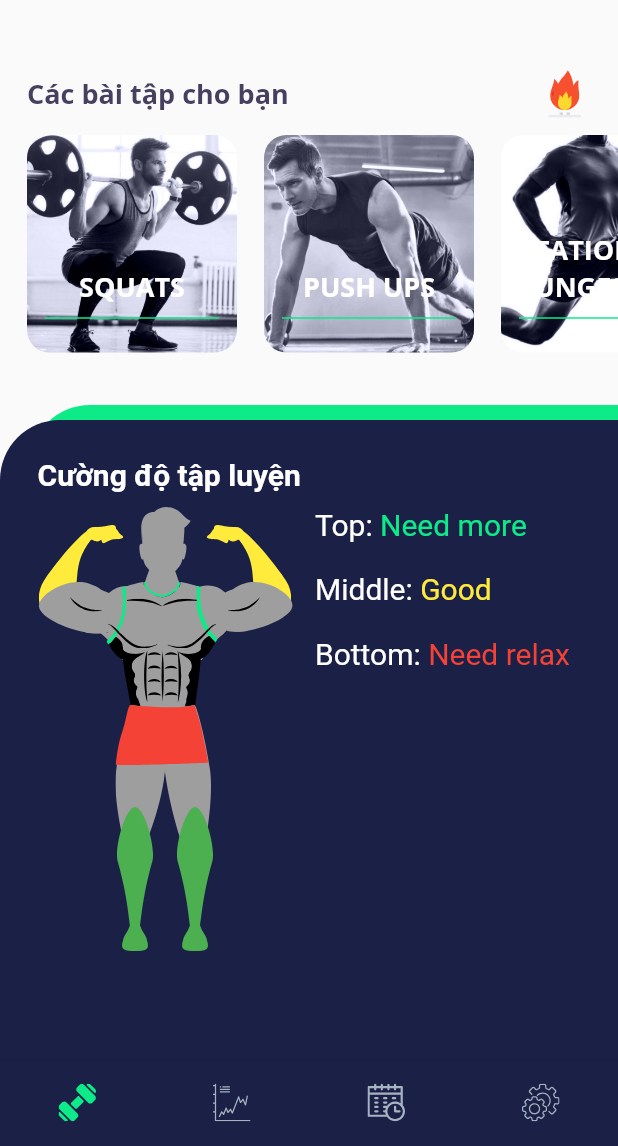
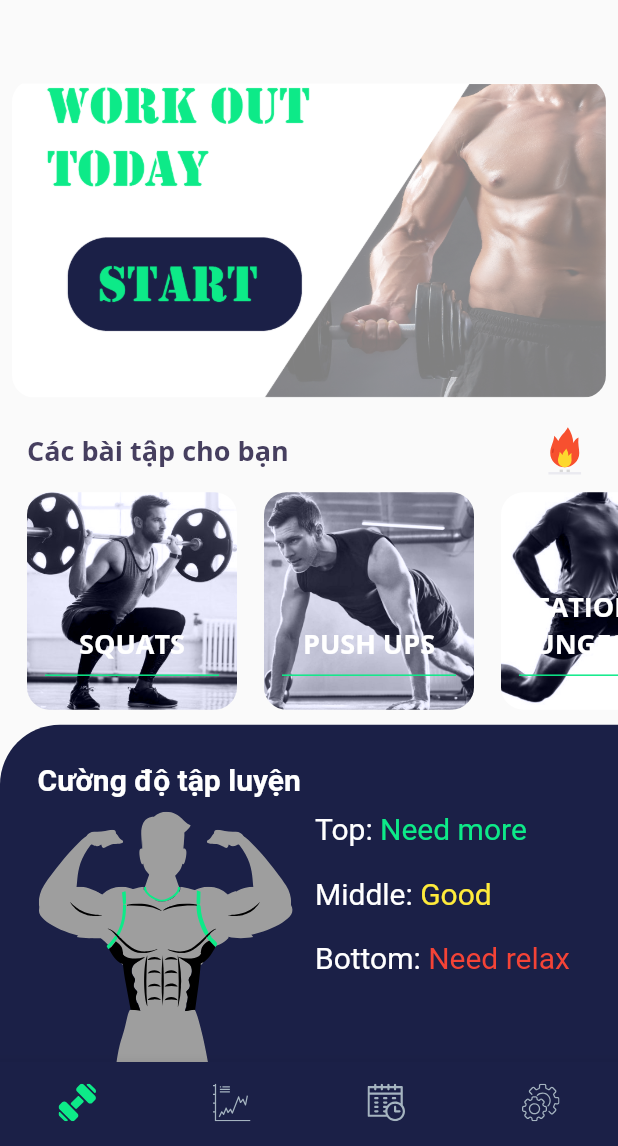
Before and after one commit to machuytu/Fitness_ex_counter, a Flutter app: the BottomNav screen opened directly, on a phone screen of 412 x 824 dp, the part 90-1236 px from its top. Run offline on Flutter 3.47's test engine with Material 2 defaults, Android fonts, the phone set to English and light mode, and no system bars; our stand-ins replace camera, cloud_firestore, firebase_auth, firebase_core, firebase_database, flutter_datetime_picker and 15 more; missing offline and left inert: flutter_picker, tflite; accounts and stored records are empty.

Commit message:
add body part

```diff
--- a/lib/screens/test.dart
+++ b/lib/screens/body_part_widget.dart
@@ -1,23 +1,41 @@
 import 'package:flutter/material.dart';
 import 'package:flutter_svg/flutter_svg.dart';
 import 'package:khoaluan/constants/home/constants.dart';
+import 'package:khoaluan/models/exercise.dart';
 
-class Test extends StatefulWidget {
-  Test({Key key}) : super(key: key);
+class BodyPartWidget extends StatefulWidget {
+  final Map<BodyPart, double> getBodyPartKcal;
+  BodyPartWidget({Key key, this.getBodyPartKcal}) : super(key: key);
 
   @override
-  _TestState createState() => _TestState();
+  _BodyPartWidgetState createState() => _BodyPartWidgetState();
 }
 
-class _TestState extends State<Test> {
+class _BodyPartWidgetState extends State<BodyPartWidget> {
   double ratio = 0.8;
+
+  Color getColor(double bodyPart) {
+    if (0 < bodyPart && bodyPart <= 50) {
+      return Colors.green;
+    } else if (50 < bodyPart && bodyPart <= 100) {
+      return Colors.yellow;
+    } else if (100 < bodyPart) {
+      return Colors.red;
+    } else {
+      return Colors.grey;
+    }
+  }
+
   @override
   Widget build(BuildContext context) {
+    print(widget.getBodyPartKcal[BodyPart.TRAPS].toString());
+
     return SafeArea(
         child: Container(
       child: Stack(
         children: [
           Positioned.fill(
+              // tay phai
               left: 140 * ratio,
               top: 15 * ratio,
               child: Align(
@@ -25,10 +43,11 @@ class _TestState extends State<Test> {
                 child: SvgPicture.asset(
                   "assets/check_pose/right_arm.svg",
                   height: 75 * ratio,
-                  color: Colors.yellow,
+                  color: getColor(widget.getBodyPartKcal[BodyPart.FOREARM]),
                 ),
               )),
           Positioned.fill(
+              //tay trai
               right: 140 * ratio,
               top: 15 * ratio,
               child: Align(
@@ -36,29 +55,55 @@ class _TestState extends State<Test> {
                 child: SvgPicture.asset(
                   "assets/check_pose/left_arm.svg",
                   height: 75 * ratio,
-                  color: Colors.yellow,
+                  color: getColor(widget.getBodyPartKcal[BodyPart.FOREARM]),
                 ),
               )),
           Positioned.fill(
+              // vai trai
+              right: 85 * ratio,
+              top: 62.5 * ratio,
+              child: Align(
+                alignment: Alignment.topCenter,
+                child: SvgPicture.asset(
+                  "assets/check_pose/left_bicep.svg",
+                  height: 65 * ratio,
+                  color: getColor(widget.getBodyPartKcal[BodyPart.BICEPS]),
+                ),
+              )),
+          Positioned.fill(
+              // vai phai
               right: 85 * ratio,
               top: 62.5 * ratio,
               child: Align(
                 alignment: Alignment.topCenter,
                 child: SvgPicture.asset(
                   "assets/check_pose/left_shoulder.svg",
-                  height: 65 * ratio,
-                  color: Colors.grey,
+                  height: 50.5 * ratio,
+                  color: getColor(widget.getBodyPartKcal[BodyPart.SHOULDERS]),
                 ),
               )),
           Positioned.fill(
+              // vai phai
+              left: 85 * ratio,
+              top: 62.5 * ratio,
+              child: Align(
+                alignment: Alignment.topCenter,
+                child: SvgPicture.asset(
+                  "assets/check_pose/right_bicept.svg",
+                  height: 65 * ratio,
+                  color: getColor(widget.getBodyPartKcal[BodyPart.BICEPS]),
+                ),
+              )),
+          Positioned.fill(
+              // vai phai
               left: 85 * ratio,
               top: 62.5 * ratio,
               child: Align(
                 alignment: Alignment.topCenter,
                 child: SvgPicture.asset(
                   "assets/check_pose/right_shoulder.svg",
-                  height: 65 * ratio,
-                  color: Colors.grey,
+                  height: 50.5 * ratio,
+                  color: getColor(widget.getBodyPartKcal[BodyPart.SHOULDERS]),
                 ),
               )),
           Positioned.fill(
@@ -72,6 +117,7 @@ class _TestState extends State<Test> {
                 ),
               )),
           Positioned.fill(
+              // Co
               right: 5 * ratio,
               top: 45 * ratio,
               child: Align(
@@ -101,7 +147,7 @@ class _TestState extends State<Test> {
                 child: SvgPicture.asset(
                   "assets/check_pose/chest.svg",
                   height: 65 * ratio,
-                  color: Colors.grey,
+                  color: getColor(widget.getBodyPartKcal[BodyPart.CHEST]),
                 ),
               )),
           Positioned.fill(
@@ -134,7 +180,7 @@ class _TestState extends State<Test> {
                 child: SvgPicture.asset(
                   "assets/check_pose/stomach.svg",
                   height: 50 * ratio,
-                  color: Colors.grey,
+                  color: getColor(widget.getBodyPartKcal[BodyPart.ABS]),
                 ),
               )),
           Positioned.fill(
@@ -156,7 +202,7 @@ class _TestState extends State<Test> {
                 child: SvgPicture.asset(
                   "assets/check_pose/left_femoral.svg",
                   height: 120 * ratio,
-                  color: Colors.grey,
+                  color: getColor(widget.getBodyPartKcal[BodyPart.QUADS]),
                 ),
               )),
           Positioned.fill(
@@ -167,7 +213,7 @@ class _TestState extends State<Test> {
                 child: SvgPicture.asset(
                   "assets/check_pose/right_femoral.svg",
                   height: 120 * ratio,
-                  color: Colors.grey,
+                  color: getColor(widget.getBodyPartKcal[BodyPart.QUADS]),
                 ),
               )),
           Positioned.fill(
@@ -178,7 +224,7 @@ class _TestState extends State<Test> {
                 child: SvgPicture.asset(
                   "assets/check_pose/butt.svg",
                   height: 50 * ratio,
-                  color: Colors.red,
+                  color: getColor(widget.getBodyPartKcal[BodyPart.GLUTES]),
                 ),
               )),
           Positioned.fill(
@@ -189,7 +235,7 @@ class _TestState extends State<Test> {
                 child: SvgPicture.asset(
                   "assets/check_pose/left_leg.svg",
                   height: 120 * ratio,
-                  color: Colors.green,
+                  color: getColor(widget.getBodyPartKcal[BodyPart.CALVES]),
                 ),
               )),
           Positioned.fill(
@@ -200,7 +246,7 @@ class _TestState extends State<Test> {
                 child: SvgPicture.asset(
                   "assets/check_pose/right_leg.svg",
                   height: 120 * ratio,
-                  color: Colors.green,
+                  color: getColor(widget.getBodyPartKcal[BodyPart.CALVES]),
                 ),
               )),
           Positioned.fill(
--- a/lib/views/analytics.dart
+++ b/lib/views/analytics.dart
@@ -62,10 +62,8 @@ class Analytics extends StatelessWidget {
                     builder: (context, snapshot) {
                       if (snapshot.hasData) {
                         List<Practice> list = snapshot.data;
-                        double totalKcal = 0;
-                        for (int i = 0; i < list.length; i++) {
-                          totalKcal += list[i].kcal;
-                        }
+                        double totalKcal = _practiceService.getTotalKcal(list);
+
                         return Container(
                           color: kIndigoColor,
                           child: CircularStepProgressIndicator(
--- a/lib/views/home.dart
+++ b/lib/views/home.dart
@@ -8,8 +8,9 @@ import 'package:khoaluan/constants/home/constants.dart';
 import 'package:khoaluan/constants/home/picker_dart.dart';
 import 'package:khoaluan/data/fitness.dart';
 import 'package:khoaluan/models/user.dart';
-import 'package:khoaluan/screens/test.dart';
+import 'package:khoaluan/screens/body_part_widget.dart';
 import 'package:khoaluan/services/auth_service.dart';
+import 'package:khoaluan/services/practice_service.dart';
 import 'package:khoaluan/services/user_service.dart';
 import 'package:khoaluan/widgets/custom_list_tile.dart';
 import 'package:khoaluan/widgets/exercise_card.dart';
@@ -32,6 +33,8 @@ class _HomeState extends State<Home> {
   UserService user = new UserService();
   User _user = new User();
   String userId;
+  final PracticeService _practiceService = PracticeService();
+  DateTime now = DateTime.now();
 
   Future<User> getUser() async {
     _user = await user.getUser(_auth);
@@ -62,7 +65,6 @@ class _HomeState extends State<Home> {
 
   @override
   Widget build(BuildContext context) {
-    var size = MediaQuery.of(context).size;
     return FutureBuilder(
         future: getUser(),
         builder: (context, snapshot) {
@@ -72,7 +74,6 @@ class _HomeState extends State<Home> {
                 child: Column(
                   children: [
                     Container(
-                      height: 330,
                       child: Column(
                         crossAxisAlignment: CrossAxisAlignment.start,
                         children: [
@@ -126,22 +127,21 @@ class _HomeState extends State<Home> {
                               ],
                             ),
                           ),
-                          // SizedBox(height: 10.0),
-                          // Container(
-                          //   height: 50,
-                          //   width: double.infinity,
-                          //   decoration: BoxDecoration(
-                          //     borderRadius: BorderRadius.circular(15),
-                          //   ),
-                          //   child: Image(
-                          //       fit: BoxFit.cover,
-                          //       image:
-                          //           AssetImage("assets/images/start_list.png")),
-                          // ),
                           SizedBox(height: 10.0),
                           Padding(
                             padding: const EdgeInsets.only(left: 18.0),
                             child: Text(_user.name, style: kTitleStyle),
+                          ),
+                          SizedBox(height: 10.0),
+                          Padding(
+                            padding: const EdgeInsets.all(8.0),
+                            child: ClipRRect(
+                              borderRadius: BorderRadius.circular(15.0),
+                              child: Image(
+                                  fit: BoxFit.cover,
+                                  image: AssetImage(
+                                      "assets/images/start_list.png")),
+                            ),
                           ),
                           SizedBox(height: 10.0),
                           CustomListTile(
@@ -174,28 +174,18 @@ class _HomeState extends State<Home> {
                     ),
                     Container(
                       width: double.infinity,
-                      height: size.height - 330.0,
+                      child: Padding(
+                        padding: const EdgeInsets.only(bottom: 40.0),
                         child: Stack(
                           children: [
-                          Positioned(
-                            top: 0.0,
-                            left: 20.0,
-                            right: 0.0,
-                            bottom: 0.0,
-                            child: Container(
+                            Container(
                               decoration: BoxDecoration(
                                 color: kGreenColor,
                                 borderRadius: BorderRadius.only(
                                     topLeft: Radius.circular(40.0)),
                               ),
                             ),
-                          ),
-                          Positioned(
-                            left: 0.0,
-                            top: 10.0,
-                            right: 0.0,
-                            bottom: 0.0,
-                            child: Container(
+                            Container(
                               padding: EdgeInsets.symmetric(
                                 // horizontal: 20.0,
                                 vertical: 25.0,
@@ -227,11 +217,27 @@ class _HomeState extends State<Home> {
                                       Padding(
                                         padding:
                                             const EdgeInsets.only(left: 10),
-                                        child: Container(
+                                        child: FutureBuilder(
+                                            future: _practiceService
+                                                .getPracticeByDate(now),
+                                            builder: (context, snapshot) {
+                                              if (snapshot.hasData) {
+                                                print(_practiceService
+                                                    .getBodyPartKcal(
+                                                        snapshot.data));
+                                                return Container(
                                                   height: 300,
                                                   width: 200,
-                                          child: Test(),
+                                                  child: BodyPartWidget(
+                                                    getBodyPartKcal:
+                                                        _practiceService
+                                                            .getBodyPartKcal(
+                                                                snapshot.data),
                                                   ),
+                                                );
+                                              }
+                                              return CircularProgressIndicator();
+                                            }),
                                       ),
                                       Expanded(
                                         child: Column(
@@ -305,8 +311,8 @@ class _HomeState extends State<Home> {
                                 ],
                               ),
                             ),
+                          ],
                         ),
-                        ],
                       ),
                     ),
                   ],
```
Also changed, not shown: assets/check_pose/left_bicep.svg (added), assets/check_pose/left_shoulder.svg, assets/check_pose/right_bicept.svg (added), assets/check_pose/right_shoulder.svg. Lines whose indentation alone changed are shown as unchanged.
